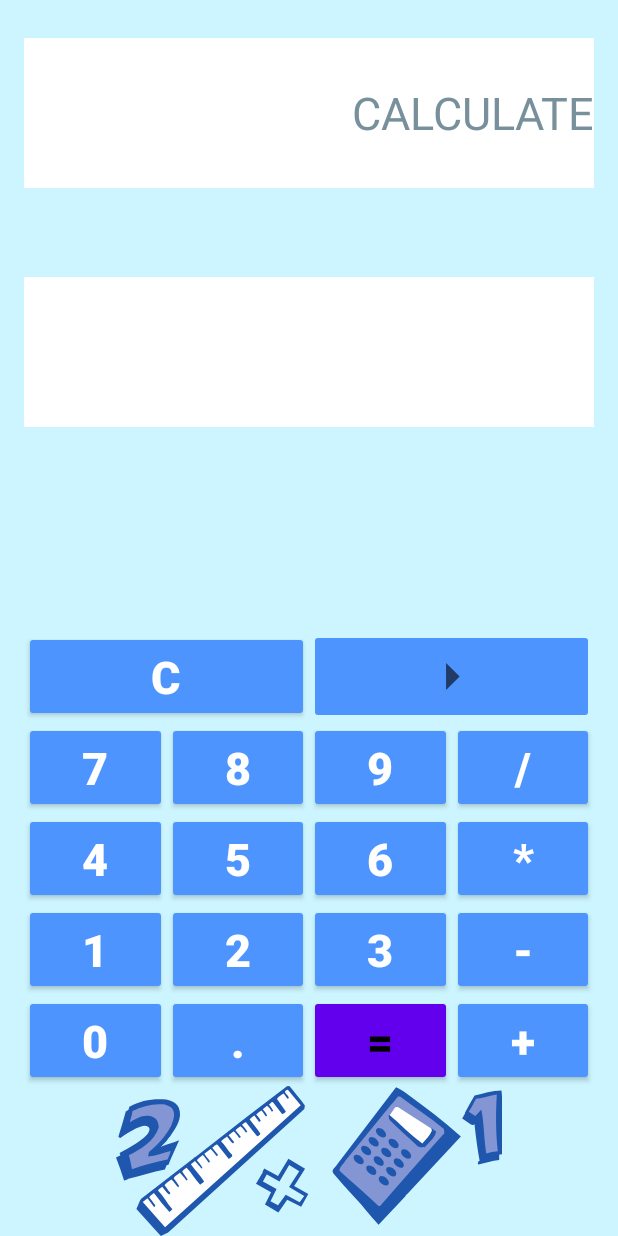
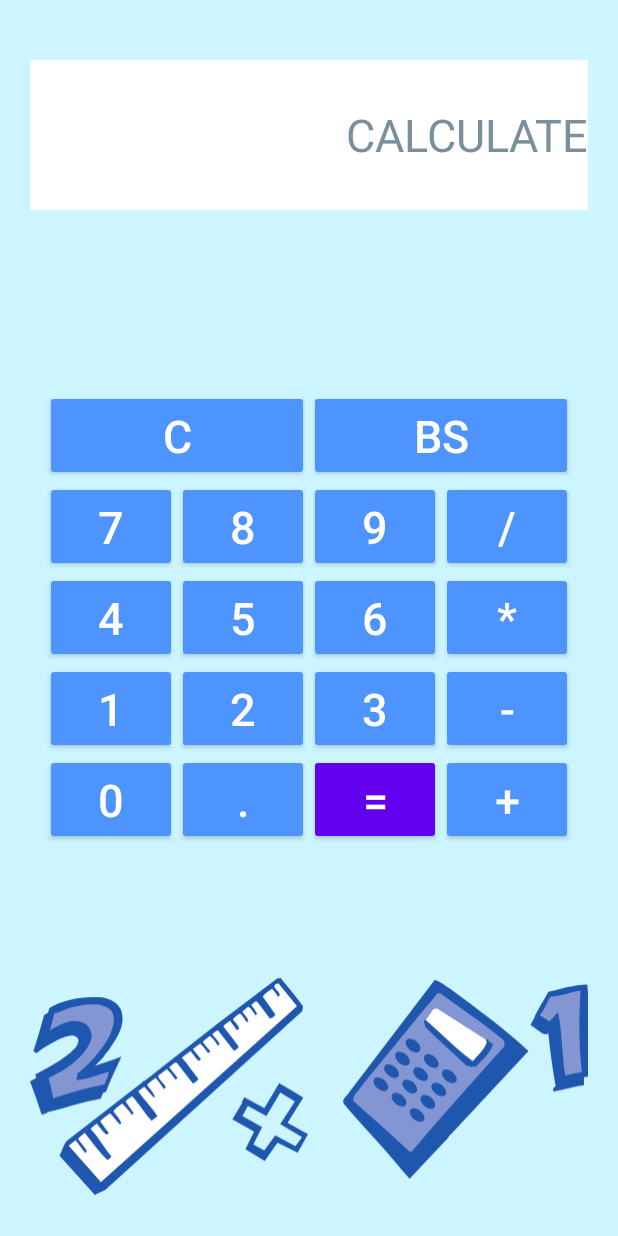
Before and after one commit to LARAVISH/MyCalculator, an Android app: the screen it shows after launch (MainActivity), on a phone screen of 412 x 824 dp. Run offline under Robolectric (Android 15) with nearby library versions, the phone set to English and light mode, and no system bars.

Commit message:
added grid layout calculator

```diff
--- a/app/src/main/res/layout/activity_main.xml
+++ b/app/src/main/res/layout/activity_main.xml
@@ -5,7 +5,7 @@
     android:layout_height="match_parent"
     tools:context=".MainActivity">
 
-    <include layout="@layout/constrain_layout">
+    <include layout="@layout/grid_layout">
 
     </include>
 
--- /dev/null
+++ b/app/src/main/res/layout/grid_layout.xml
@@ -0,0 +1,212 @@
+<?xml version="1.0" encoding="utf-8"?>
+<FrameLayout xmlns:android="http://schemas.android.com/apk/res/android"
+    android:layout_width="match_parent"
+    android:layout_height="match_parent"
+    android:background="@color/purple_500">
+
+    <EditText
+        android:id="@+id/calculate"
+        android:layout_width="match_parent"
+        android:layout_height="100dp"
+        android:layout_marginStart="20dp"
+        android:layout_marginTop="40dp"
+        android:layout_marginEnd="20dp"
+        android:background="@color/white"
+        android:hint="@string/hint_name"
+        android:textAlignment="textEnd"
+        android:textColor="@color/black"
+        android:textColorHint="#78909C"
+        android:textSize="@dimen/size_edit_text" />
+
+    <GridLayout
+        android:layout_width="wrap_content"
+        android:layout_height="wrap_content"
+        android:layout_gravity="center"
+        android:columnCount="4"
+        android:orientation="horizontal">
+
+
+        <Button
+            android:id="@+id/btn_clear"
+            android:layout_width="wrap_content"
+            android:layout_height="wrap_content"
+            android:layout_column="0"
+            android:layout_columnSpan="2"
+            android:layout_gravity="fill_horizontal"
+            android:backgroundTint="@color/blue"
+            android:text="@string/btn_clear"
+            android:textColor="@color/white"
+            android:textSize="@dimen/size_button" />
+
+        <Button
+            android:id="@+id/btn_backspace"
+            android:layout_width="wrap_content"
+            android:layout_height="wrap_content"
+            android:layout_columnSpan="2"
+            android:layout_gravity="fill"
+            android:backgroundTint="@color/blue"
+            android:text="@string/btn_content_descript"
+            android:textColor="@color/white"
+            android:textSize="@dimen/size_button" />
+
+        <Button
+            android:id="@+id/btn_7"
+            android:layout_width="wrap_content"
+            android:layout_height="wrap_content"
+            android:backgroundTint="@color/blue"
+            android:text="@string/btn_7"
+            android:textColor="@color/white"
+            android:textSize="@dimen/size_button" />
+
+        <Button
+            android:id="@+id/btn_8"
+            android:layout_width="wrap_content"
+            android:layout_height="wrap_content"
+            android:backgroundTint="@color/blue"
+            android:text="@string/btn_8"
+            android:textColor="@color/white"
+            android:textSize="@dimen/size_button" />
+
+        <Button
+            android:id="@+id/btn_9"
+            android:layout_width="wrap_content"
+            android:layout_height="wrap_content"
+            android:backgroundTint="@color/blue"
+            android:text="@string/btn_9"
+            android:textColor="@color/white"
+            android:textSize="@dimen/size_button" />
+
+        <Button
+            android:id="@+id/btn_divide"
+            android:layout_width="wrap_content"
+            android:layout_height="wrap_content"
+            android:backgroundTint="@color/blue"
+            android:text="@string/btn_divide"
+            android:textColor="@color/white"
+            android:textSize="@dimen/size_button" />
+
+        <Button
+            android:id="@+id/btn_4"
+            android:layout_width="wrap_content"
+            android:layout_height="wrap_content"
+            android:backgroundTint="@color/blue"
+            android:text="@string/btn_4"
+            android:textColor="@color/white"
+            android:textSize="@dimen/size_button" />
+
+        <Button
+            android:id="@+id/btn_5"
+            android:layout_width="wrap_content"
+            android:layout_height="wrap_content"
+            android:backgroundTint="@color/blue"
+            android:text="@string/btn_5"
+            android:textColor="@color/white"
+            android:textSize="@dimen/size_button" />
+
+        <Button
+            android:id="@+id/btn_6"
+            android:layout_width="wrap_content"
+            android:layout_height="wrap_content"
+            android:backgroundTint="@color/blue"
+            android:text="@string/btn_6"
+            android:textColor="@color/white"
+            android:textSize="@dimen/size_button" />
+
+        <Button
+            android:id="@+id/btn_multi"
+            android:layout_width="wrap_content"
+            android:layout_height="wrap_content"
+            android:backgroundTint="@color/blue"
+            android:text="@string/btn_multiply"
+            android:textColor="@color/white"
+            android:textSize="@dimen/size_button" />
+
+        <Button
+            android:id="@+id/btn_1"
+            android:layout_width="wrap_content"
+            android:layout_height="wrap_content"
+            android:backgroundTint="@color/blue"
+            android:text="@string/btn_1"
+            android:textColor="@color/white"
+            android:textSize="@dimen/size_button" />
+
+        <Button
+            android:id="@+id/btn_2"
+            android:layout_width="wrap_content"
+            android:layout_height="wrap_content"
+            android:backgroundTint="@color/blue"
+            android:text="@string/btn_2"
+            android:textColor="@color/white"
+            android:textSize="@dimen/size_button" />
+
+        <Button
+            android:id="@+id/btn_3"
+            android:layout_width="wrap_content"
+            android:layout_height="wrap_content"
+            android:backgroundTint="@color/blue"
+            android:text="@string/btn_3"
+            android:textColor="@color/white"
+            android:textSize="@dimen/size_button" />
+
+        <Button
+            android:id="@+id/btn_minus"
+            android:layout_width="wrap_content"
+            android:layout_height="wrap_content"
+            android:backgroundTint="@color/blue"
+            android:text="@string/brn_minus"
+            android:textColor="@color/white"
+            android:textSize="@dimen/size_button" />
+
+        <Button
+            android:id="@+id/btn_0"
+            android:layout_width="wrap_content"
+            android:layout_height="wrap_content"
+            android:backgroundTint="@color/blue"
+            android:text="@string/btn_0"
+            android:textColor="@color/white"
+
+            android:textSize="@dimen/size_button" />
+
+        <Button
+            android:id="@+id/btn_point"
+            android:layout_width="wrap_content"
+            android:layout_height="wrap_content"
+            android:backgroundTint="@color/blue"
+            android:text="@string/brn_point"
+            android:textColor="@color/white"
+            android:textSize="@dimen/size_button" />
+
+        <Button
+            android:id="@+id/btn_equal"
+            android:layout_width="wrap_content"
+            android:layout_height="wrap_content"
+            android:backgroundTint="@color/blue_1"
+            android:text="@string/btn_equal"
+            android:textColor="@color/white"
+            android:textSize="@dimen/size_button" />
+
+        <Button
+            android:id="@+id/btn_plus"
+            android:layout_width="wrap_content"
+            android:layout_height="wrap_content"
+            android:backgroundTint="@color/blue"
+            android:text="@string/btn_plus"
+            android:textColor="@color/white"
+            android:textSize="@dimen/size_button" />
+
+
+    </GridLayout>
+
+    <ImageView
+        android:id="@+id/image"
+        android:layout_width="match_parent"
+        android:layout_height="200dp"
+        android:layout_gravity="bottom"
+        android:layout_marginStart="20dp"
+        android:layout_marginEnd="20dp"
+        android:contentDescription="@string/content_descript"
+        android:scaleType="centerInside"
+        android:src="@drawable/ic_calculator_32229" />
+
+
+</FrameLayout>
```
